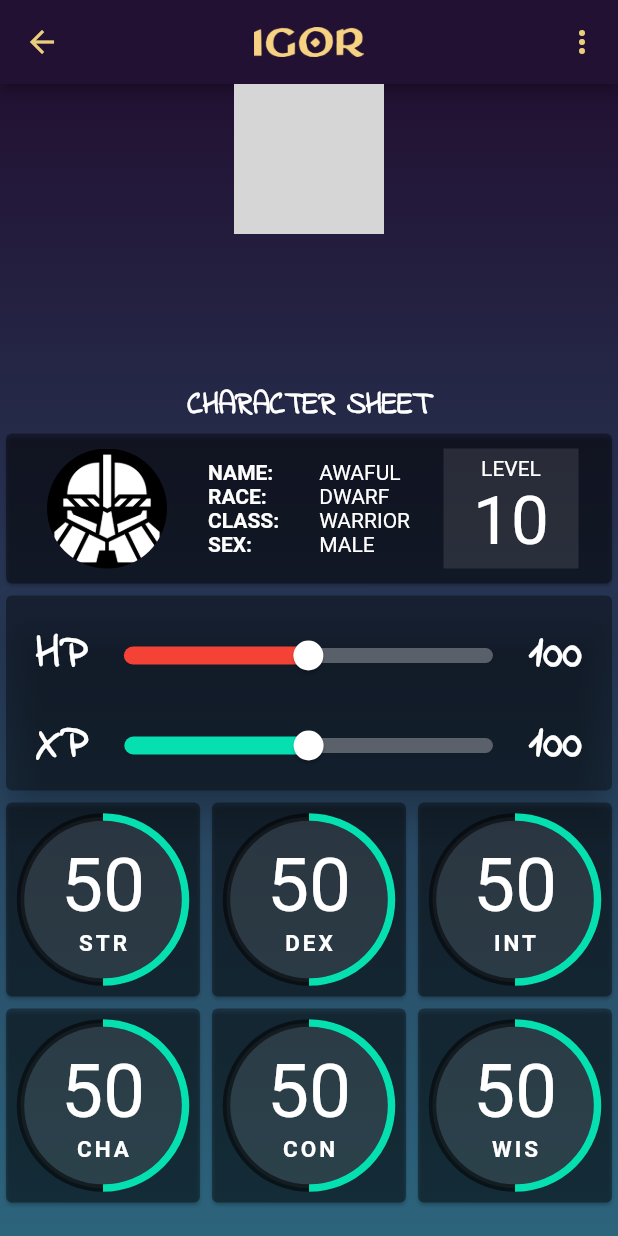
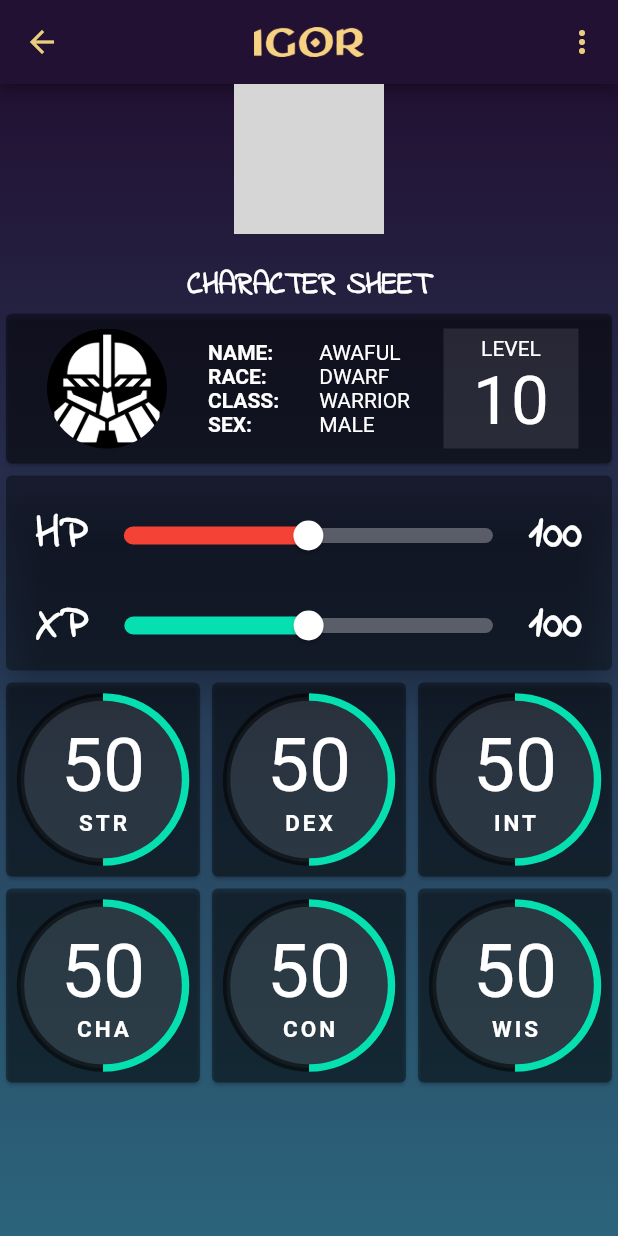
Before and after one commit to jonataasgoomes/rpg_assist, a Flutter app: the PlayerScreen screen opened directly with empty values, on a phone screen of 412 x 824 dp. Run offline on Flutter 3.47's test engine with Material 2 defaults, Android fonts, the light colour scheme and no system bars; our stand-ins replace cloud_firestore, firebase_auth, flare_flutter, font_awesome_flutter, google_sign_in; accounts and stored records are empty; network calls fail; grey boxes are pictures that could not be loaded.

Commit message:
Removed some screens

```diff
--- a/lib/screens/adventure/tabs/player/character_card.dart
+++ b/lib/screens/adventure/tabs/player/character_card.dart
@@ -49,7 +49,7 @@ class _CharacterCardState extends State<CharacterCard> {
             padding: EdgeInsets.all(0),
             children: <Widget>[
               Container(
-                margin: EdgeInsets.only(top: 200),
+                margin: EdgeInsets.only(top: 120),
                 child: Column(
                   crossAxisAlignment: CrossAxisAlignment.stretch,
                   children: <Widget>[
--- a/lib/screens/adventure/tabs/player/combat.dart
+++ b/lib/screens/adventure/tabs/player/combat.dart
@@ -9,7 +9,7 @@ class Combat extends StatefulWidget {
 
 class _CombatState extends State<Combat> {
   Random seed = Random();
-  String anim = "Spin1";
+  String anim = "Spin20";
   bool isPaused = true;
   bool animating = false;
 
--- a/lib/screens/adventure/tabs/player/player_screen.dart
+++ b/lib/screens/adventure/tabs/player/player_screen.dart
@@ -55,8 +55,6 @@ class _PlayerScreenState extends State<PlayerScreen> {
             children: <Widget>[
               CharacterCard(adventureDoc, playerData, userLogged),
               Messages(),
-              Glossary(),
-              Test(),
               Container(
                   child: Combat()),
             ],
```
